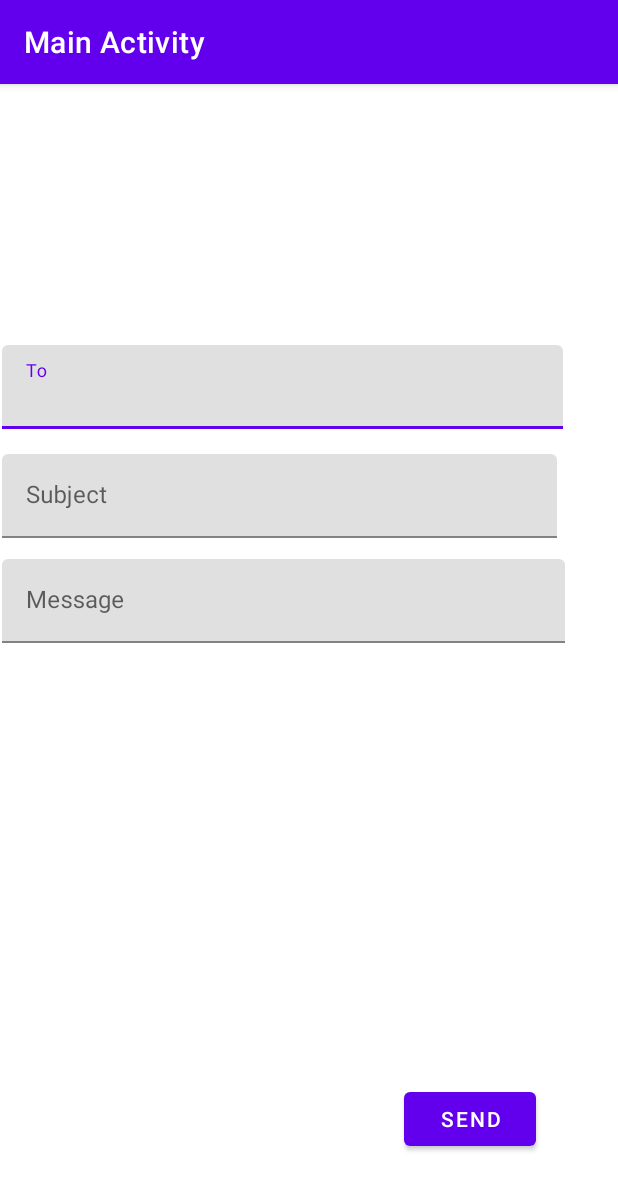
After one commit to domztrey530/Android-Dela-Rita-Dominic-Nicko-B., an Android app: the ThirdActivity screen opened directly, with no data from a screen before it, on a phone screen of 412 x 824 dp. The commit adds this screen. Shown: the top 1190 px of the screen. Run offline under Robolectric (Android 15) with nearby library versions, the phone set to English and light mode, and no system bars.

Commit message:
February 18, 2023, Third Activity

```diff
--- a/app/src/main/AndroidManifest.xml
+++ b/app/src/main/AndroidManifest.xml
@@ -11,6 +11,12 @@
         android:supportsRtl="true"
         android:theme="@style/Theme.MainActivity"
         tools:targetApi="31">
+        <activity
+            android:name=".FourthActivity"
+            android:exported="false" />
+        <activity
+            android:name=".ThirdActivity"
+            android:exported="false" />
         <activity
             android:name=".SecondActivity"
             android:exported="false" />
--- /dev/null
+++ b/app/src/main/java/com/example/mainactivity/ThirdActivity.java
@@ -0,0 +1,26 @@
+package com.example.mainactivity;
+
+import androidx.appcompat.app.AppCompatActivity;
+
+import android.content.Intent;
+import android.os.Bundle;
+import android.view.View;
+import android.widget.Button;
+
+public class ThirdActivity extends AppCompatActivity {
+
+    @Override
+    protected void onCreate(Bundle savedInstanceState) {
+        super.onCreate(savedInstanceState);
+        setContentView(R.layout.activity_third);
+
+        Button sendbutton = (Button) findViewById(R.id.sendbutton);
+        sendbutton.setOnClickListener(new View.OnClickListener() {
+            @Override
+            public void onClick(View v) {
+                Intent intent = new Intent(ThirdActivity.this, FourthActivity.class);
+                startActivity(intent);
+            }
+        });
+    }
+}
--- /dev/null
+++ b/app/src/main/res/layout/activity_third.xml
@@ -0,0 +1,67 @@
+<?xml version="1.0" encoding="utf-8"?>
+<androidx.constraintlayout.widget.ConstraintLayout xmlns:android="http://schemas.android.com/apk/res/android"
+    xmlns:app="http://schemas.android.com/apk/res-auto"
+    xmlns:tools="http://schemas.android.com/tools"
+    android:layout_width="match_parent"
+    android:layout_height="match_parent"
+    tools:context=".ThirdActivity">
+
+    <Button
+        android:id="@+id/sendbutton"
+        android:layout_width="wrap_content"
+        android:layout_height="wrap_content"
+        android:text="Send"
+        app:layout_constraintBottom_toBottomOf="parent"
+        app:layout_constraintEnd_toEndOf="parent"
+        app:layout_constraintHorizontal_bias="0.832"
+        app:layout_constraintStart_toStartOf="parent"
+        app:layout_constraintTop_toTopOf="parent"
+        app:layout_constraintVertical_bias="0.925" />
+
+    <com.google.android.material.textfield.TextInputLayout
+        android:layout_width="409dp"
+        android:layout_height="wrap_content"
+        app:layout_constraintBottom_toBottomOf="parent"
+        app:layout_constraintEnd_toEndOf="parent"
+        app:layout_constraintStart_toStartOf="parent"
+        app:layout_constraintTop_toTopOf="parent"
+        app:layout_constraintVertical_bias="0.244"
+        app:placeholderText="To">
+
+        <com.google.android.material.textfield.TextInputEditText
+            android:layout_width="374dp"
+            android:layout_height="wrap_content"
+            android:hint="To" />
+    </com.google.android.material.textfield.TextInputLayout>
+
+    <com.google.android.material.textfield.TextInputLayout
+        android:layout_width="409dp"
+        android:layout_height="wrap_content"
+        app:layout_constraintBottom_toBottomOf="parent"
+        app:layout_constraintEnd_toEndOf="parent"
+        app:layout_constraintStart_toStartOf="parent"
+        app:layout_constraintTop_toTopOf="parent"
+        app:layout_constraintVertical_bias="0.346">
+
+        <com.google.android.material.textfield.TextInputEditText
+            android:layout_width="370dp"
+            android:layout_height="wrap_content"
+            android:hint="Subject" />
+    </com.google.android.material.textfield.TextInputLayout>
+
+    <com.google.android.material.textfield.TextInputLayout
+        android:layout_width="409dp"
+        android:layout_height="wrap_content"
+        app:layout_constraintBottom_toBottomOf="parent"
+        app:layout_constraintEnd_toEndOf="parent"
+        app:layout_constraintStart_toStartOf="parent"
+        app:layout_constraintTop_toTopOf="parent"
+        app:layout_constraintVertical_bias="0.445">
+
+        <com.google.android.material.textfield.TextInputEditText
+            android:layout_width="375dp"
+            android:layout_height="wrap_content"
+            android:hint="Message" />
+    </com.google.android.material.textfield.TextInputLayout>
+
+</androidx.constraintlayout.widget.ConstraintLayout>
```
Also changed, not shown: app/src/main/java/com/example/mainactivity/FourthActivity.java (added, +14 -0 lines), app/src/main/java/com/example/mainactivity/SecondActivity.java (+19 -2 lines), app/src/main/res/layout/activity_fourth.xml (added, +21 -0 lines), app/src/main/res/layout/activity_second.xml (+24 -0 lines).
